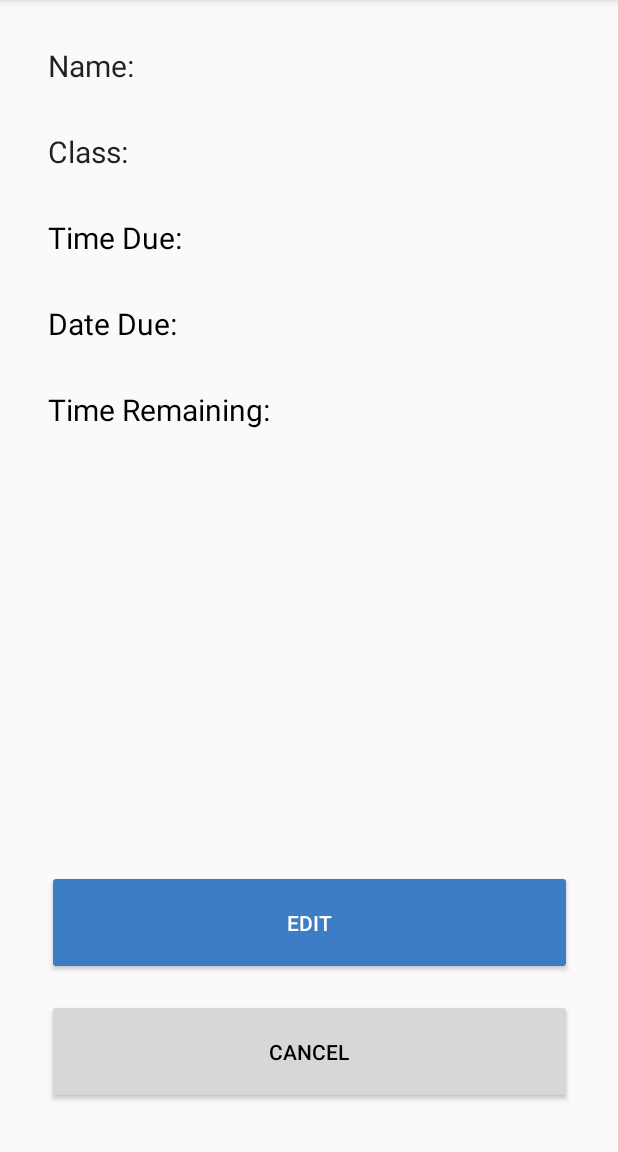
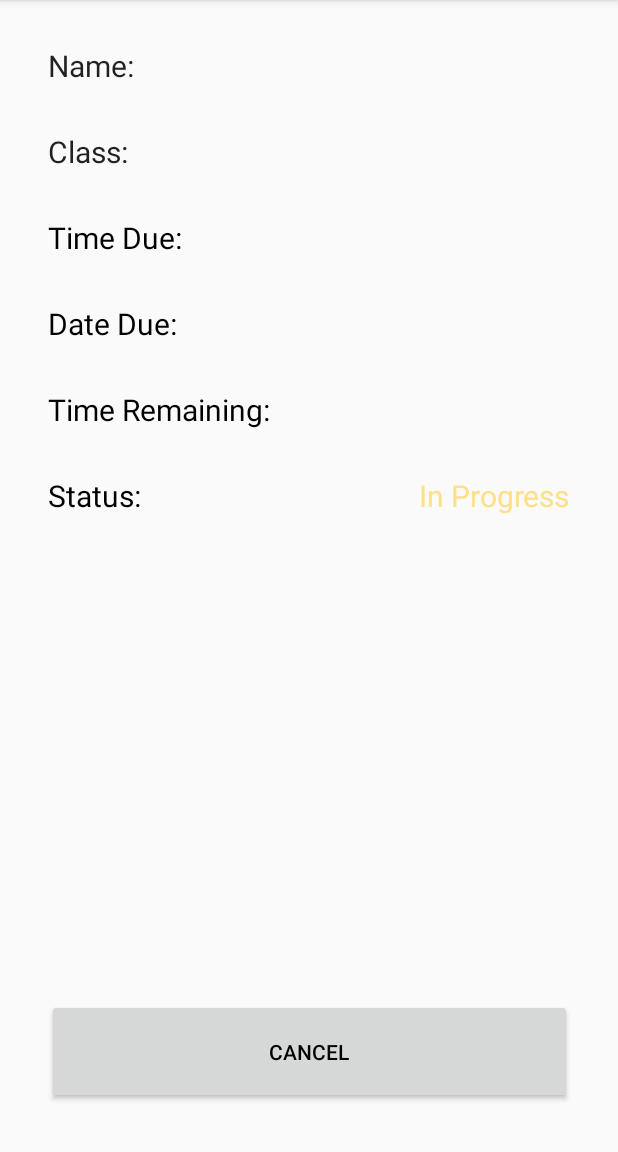
Before and after one commit to jrmyers22/Assignments, an Android app: the ViewAssignment screen opened directly, with no data from a screen before it, on a phone screen of 412 x 824 dp, the part 84-1236 px from its top. Run offline under Robolectric (Android 15) with nearby library versions, the phone set to English and light mode, and no system bars; 14 statements that could not run were skipped.

Commit message:
Add Remove All button to Action Bar

```diff
--- a/app/src/main/java/com/example/jacob/actiondrawertest/ViewAssignment.java
+++ b/app/src/main/java/com/example/jacob/actiondrawertest/ViewAssignment.java
@@ -6,8 +6,6 @@ import android.os.Bundle;
 import android.view.View;
 import android.widget.Button;
 import android.widget.TextView;
-
-import org.w3c.dom.Text;
 
 import java.util.Calendar;
 
@@ -27,10 +25,48 @@ public class ViewAssignment extends AppCompatActivity {
 
         // Get the assignment passed from the MainActivity
         Intent passedIntent = getIntent();
-        final Assignment selectedAssignment = (Assignment) passedIntent.getSerializableExtra("selected");
+        Assignment selectedAssignment = (Assignment) passedIntent.getSerializableExtra("selected");
 
-        // Action Bar title
-        setTitle(selectedAssignment.getName() + " Properties");
+        // Handles the case where the user clicks an item in the "done" list
+        if (selectedAssignment == null) {
+            selectedAssignment = (Assignment) passedIntent.getSerializableExtra("done");
+            createElements(selectedAssignment);
+        } else {
+            createElements(selectedAssignment);
+        }
+
+    }
+
+    /**
+     * Creates the elements on screen based on the name/status of the
+     * passed assignment. Put in a separate method to handle the case of
+     * clicking on a "done" item.
+     * @param selectedAssignment assignment passed from the MainAct or DoneAct
+     */
+    private void createElements(final Assignment selectedAssignment) {
+
+        // Doesn't display the edit button if the assignment is marked done.
+        Button editButton = findViewById(R.id.editButton);
+        if (!selectedAssignment.isDone()) {
+            // Action Bar title
+            setTitle(selectedAssignment.getName() + " Properties");
+
+            editButton.setOnClickListener(new View.OnClickListener() {
+                @Override
+                public void onClick(View view) {
+                    Intent intent = new Intent(ViewAssignment.this, AddAssignment.class);
+                    intent.putExtra("selected", selectedAssignment);
+                    startActivity(intent);
+                    finish();
+                }
+            });
+        } else {
+            // Action Bar title
+            setTitle(selectedAssignment.getName() + " Properties [DONE]");
+
+            editButton.setAlpha(0);
+            editButton.setEnabled(false);
+        }
 
         // Populate the properties fields
         TextView aName = findViewById(R.id.name);
@@ -63,14 +99,14 @@ public class ViewAssignment extends AppCompatActivity {
         selectedAssignment.setTimeRemaining(daysTil);
         timeRem.setText(selectedAssignment.getTimeRem());
 
-//        TextView statusText = findViewById(R.id.status);
-//        if (selectedAssignment.isDone()) {
-//            statusText.setTextColor(getResources().getColor(R.color.a_green));
-//            statusText.setText("DONE");
-//        } else {
-//            statusText.setTextColor(getResources().getColor(R.color.a_yellow));
-//            statusText.setText("In Progress");
-//        }
+        TextView statusText = findViewById(R.id.statusText);
+        if (selectedAssignment.isDone()) {
+            statusText.setTextColor(getResources().getColor(R.color.a_green));
+            statusText.setText("DONE");
+        } else {
+            statusText.setTextColor(getResources().getColor(R.color.a_yellow));
+            statusText.setText("In Progress");
+        }
 
         // TODO: Delete Removes the assignment (same as Remove functionality)
         Button deleteButton = findViewById(R.id.deleteButton);
@@ -80,6 +116,5 @@ public class ViewAssignment extends AppCompatActivity {
                 finish();
             }
         });
-
     }
 }
--- a/app/src/main/res/layout/activity_view_assignment.xml
+++ b/app/src/main/res/layout/activity_view_assignment.xml
@@ -149,7 +149,7 @@
         app:layout_constraintTop_toBottomOf="@+id/timeTitle" />
 
     <TextView
-        android:id="@+id/status"
+        android:id="@+id/statusText"
         android:layout_width="wrap_content"
         android:layout_height="wrap_content"
         android:layout_marginEnd="32dp"
@@ -158,4 +158,16 @@
         app:layout_constraintEnd_toEndOf="parent"
         app:layout_constraintTop_toBottomOf="@+id/textView10" />
 
+    <TextView
+        android:id="@+id/status"
+        android:layout_width="wrap_content"
+        android:layout_height="wrap_content"
+        android:layout_marginStart="32dp"
+        android:layout_marginTop="30dp"
+        android:text="Status:"
+        android:textColor="@android:color/background_dark"
+        android:textSize="20sp"
+        app:layout_constraintStart_toStartOf="parent"
+        app:layout_constraintTop_toBottomOf="@+id/textView10" />
+
 </android.support.constraint.ConstraintLayout>
--- a/app/src/main/res/menu/main.xml
+++ b/app/src/main/res/menu/main.xml
@@ -6,4 +6,9 @@
         android:orderInCategory="100"
         android:title="@string/about"
         app:showAsAction="never" />
+    <item
+        android:id="@+id/remove_all"
+        android:orderInCategory="100"
+        android:title="Remove All"
+        app:showAsAction="never" />
 </menu>
```
Also changed, not shown: app/src/main/java/com/example/jacob/actiondrawertest/MainActivity.java (+12 -0 lines), 2 other files.
